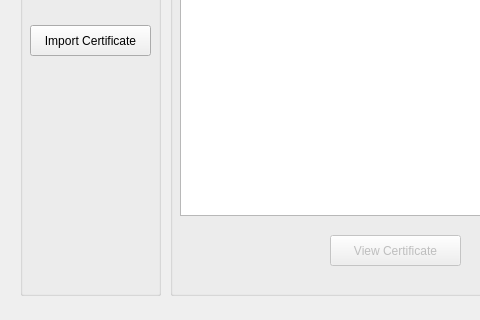
This is mainwindow.ui in stacywaturi/Design1 as Qt 5 draws it before an edit; both pictures show x 0 to 480 and y 222 to 542 of the 800 by 542 pixel window. The edited form follows.
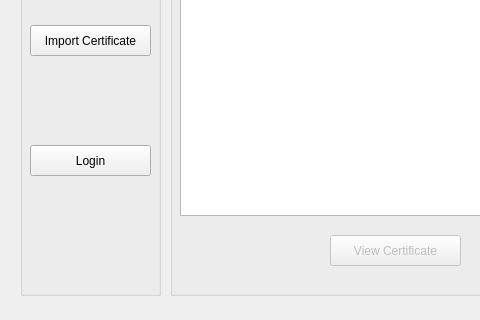
This is the edited form.

Diff of the .ui file:
```diff
--- a/mainwindow.ui
+++ b/mainwindow.ui
@@ -111,6 +111,24 @@
       <string>Import Certificate</string>
      </property>
     </widget>
+    <widget class="QPushButton" name="loginBtn">
+     <property name="geometry">
+      <rect>
+       <x>10</x>
+       <y>290</y>
+       <width>121</width>
+       <height>31</height>
+      </rect>
+     </property>
+     <property name="font">
+      <font>
+       <pointsize>9</pointsize>
+      </font>
+     </property>
+     <property name="text">
+      <string>Login</string>
+     </property>
+    </widget>
    </widget>
    <widget class="QGroupBox" name="groupBox_2">
     <property name="geometry">
```
